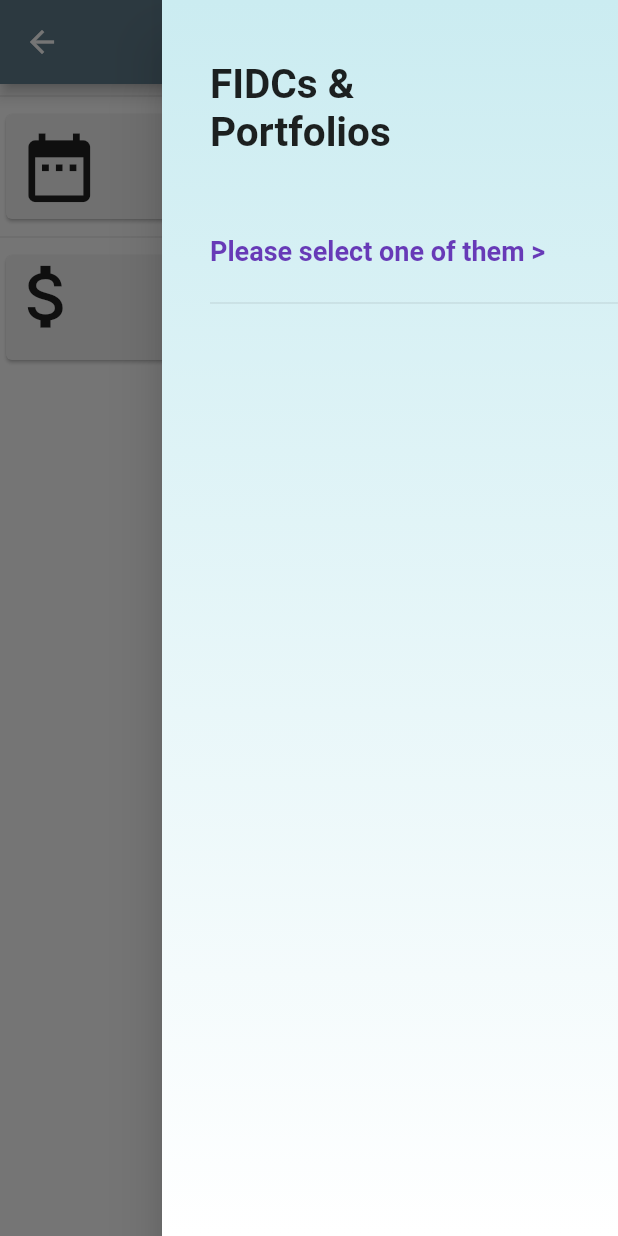
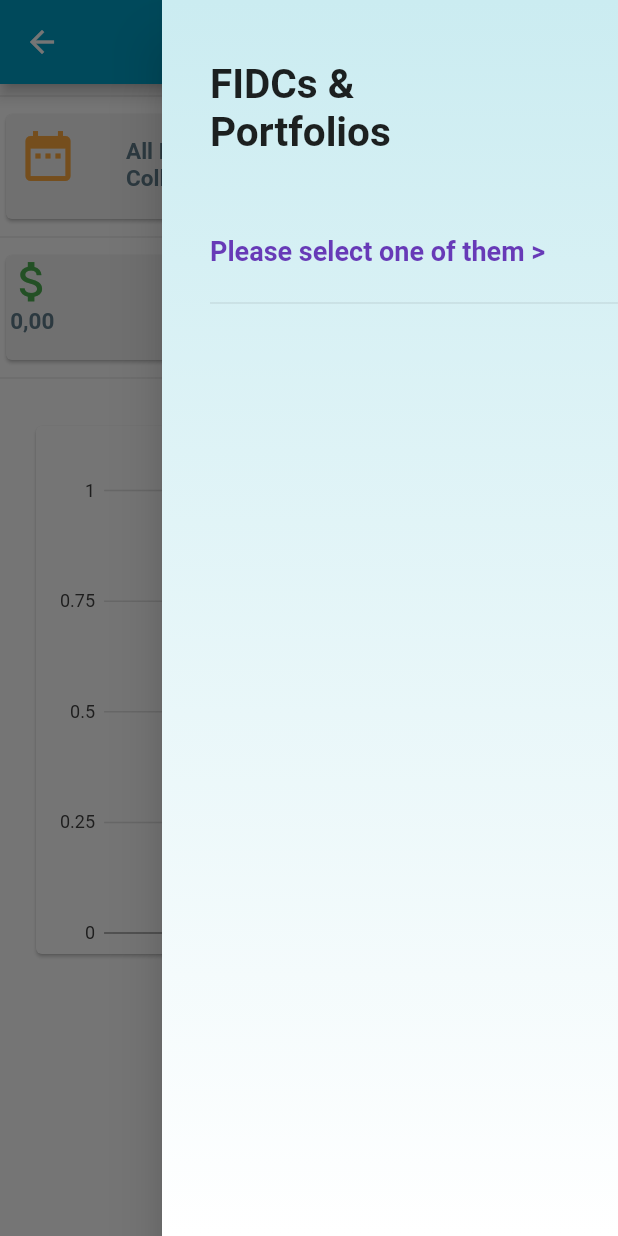
Before and after one commit to RicardoMAlves/portfolioanalytics, a Flutter app: the DailyCashKpis screen opened by its route, after a tap on the "menu" icon, on a phone screen of 412 x 824 dp. Run offline on Flutter 3.47's test engine with Material 2 defaults, Android fonts, the phone set to English and light mode, and no system bars; our stand-ins replace charts_flutter, cloud_firestore; missing offline and left inert: date_range_picker; accounts and stored records are empty; Roboto replaces fonts that are missing (Arvo).

Commit message:
Versão Beta 1.05 - Tela de Login, criação de conta. Alteração do card de margem e acrescentado gráfico para demonstrar a receita.

```diff
--- a/lib/main.dart
+++ b/lib/main.dart
@@ -1,26 +1,50 @@
 import 'package:flutter/material.dart';
 import 'package:portfolioanalytics/pages/dailycashkpis.dart';
+import 'package:portfolioanalytics/pages/login.dart';
+import 'package:portfolioanalytics/pages/signup.dart';
 import 'package:portfolioanalytics/testdb/cruddailycash.dart';
 
 void main() {
   runApp(MyApp());
 }
 
+// ignore: must_be_immutable
 class MyApp extends StatelessWidget {
+
+  Map<int, Color> color = {
+    50:Color.fromRGBO(136,14,79, .1),
+    100:Color.fromRGBO(136,14,79, .2),
+    200:Color.fromRGBO(136,14,79, .3),
+    300:Color.fromRGBO(136,14,79, .4),
+    400:Color.fromRGBO(136,14,79, .5),
+    500:Color.fromRGBO(136,14,79, .6),
+    600:Color.fromRGBO(136,14,79, .7),
+    700:Color.fromRGBO(136,14,79, .8),
+    800:Color.fromRGBO(136,14,79, .9),
+    900:Color.fromRGBO(136,14,79, 1),
+  };
+
   @override
   Widget build(BuildContext context) {
+
+    MaterialColor colorCustom = MaterialColor(0xff01A0C7, color);
+
     return MaterialApp(
       title: 'Portfolio Analytics - Demo',
       theme: ThemeData(
-        primarySwatch: Colors.blueGrey,
+        primarySwatch: colorCustom,
         visualDensity: VisualDensity.adaptivePlatformDensity,
       ),
-      initialRoute: "/dailyCashKpis",
+      //initialRoute: "/signup",
+      initialRoute: "/login",
+      //initialRoute: "/dailyCashKpis",
       //initialRoute: "/crudTest",
-    routes: <String, WidgetBuilder>{
-      "/dailyCashKpis": (BuildContext context) => DailyCashKpis(),
-      "/crudTest": (BuildContext context) => CRUDDailyCash(),
-    },
+      routes: <String, WidgetBuilder>{
+        "/login": (BuildContext context) => Login(),
+        "/signup": (BuildContext context) => SignUp(),
+        "/dailyCashKpis": (BuildContext context) => DailyCashKpis(),
+        "/crudTest": (BuildContext context) => CRUDDailyCash(),
+      },
     );
   }
 }
--- /dev/null
+++ b/lib/models/daysofmonth.dart
@@ -0,0 +1,17 @@
+import 'package:flutter/material.dart';
+import 'package:charts_flutter/flutter.dart' as charts;
+
+class DaysOfMonth {
+
+  final int dayOfMonth;
+  final double amountResult;
+  final charts.Color barColor;
+
+
+  DaysOfMonth({
+    @required this.dayOfMonth,
+    @required this.amountResult,
+    @required this.barColor
+  });
+
+}
--- a/lib/pages/dailycashkpis.dart
+++ b/lib/pages/dailycashkpis.dart
@@ -3,6 +3,7 @@ import 'package:cloud_firestore/cloud_firestore.dart';
 import 'package:date_range_picker/date_range_picker.dart' as DateRangePicker;
 import 'package:portfolioanalytics/utils/utildate.dart';
 import 'package:portfolioanalytics/models/accountowner.dart';
+import 'package:portfolioanalytics/widgets/buildchartdailycash.dart';
 import 'package:portfolioanalytics/widgets/buildprofitability.dart';
 
 class DailyCashKpis extends StatefulWidget {
@@ -58,14 +59,18 @@ class _DailyCashKpisState extends State<DailyCashKpis> {
         ),
       ),
       backgroundColor: Colors.white,
-      body: SingleChildScrollView(
+      body: SafeArea(
+        child: SingleChildScrollView(
           child: Column(
             children: [
               Divider(),
               _buildDateRangeAnalysed(context),
               Divider(),
-            BuildProfitability(_startDate, _endDate),
+              BuildProfitability(_startDate, _endDate, _portfolioSelected),
+              Divider(),
+              BuildChartDailyCash(_startDate, _endDate, _portfolioSelected),
             ],
+          ),
         ),
       ),
       endDrawer: _buildPortfolioDrawer(),
@@ -90,7 +95,8 @@ class _DailyCashKpisState extends State<DailyCashKpis> {
                       IconButton(
                         icon: Icon(
                           Icons.date_range,
-                          size: 55.0,
+                          size: 40.0,
+                          color: Colors.orangeAccent,
                         ),
                         onPressed: () async {
                           _picked = await DateRangePicker.showDatePicker(
@@ -111,49 +117,28 @@ class _DailyCashKpisState extends State<DailyCashKpis> {
                   Column(
                     crossAxisAlignment: CrossAxisAlignment.start,
                     children: [
-                      Row(
-                        children: [Text("")],
-                      ),
-                      Row(
+                      Column(
+                        children: [
+                          SafeArea(
+                            child: Padding(
+                              padding: EdgeInsets.all(16.0),
+                              child: Column(
                                 crossAxisAlignment: CrossAxisAlignment.start,
                                 children: [
-                          Align(
-                            alignment: Alignment.center,
-                            child: Container(
-                              padding: EdgeInsets.symmetric(horizontal: 50.0),
-                              child: Text(
-                                "Date Range: ${_firstMonthDay.toString()} à ${_dateTime.day.toString()}/${_utilDate.monthReduceExtension(_dateTime.month - 1)}",
-                                textAlign: TextAlign.center,
+                                  Text(
+                                    "$_portfolioSelected,\nCollections results from ${_firstMonthDay.toString()} to ${_dateTime.day.toString()}/${_utilDate.monthReduceExtension(_dateTime.month - 1)}",
                                     style: TextStyle(
                                         fontFamily: "Arvo",
                                         fontWeight: FontWeight.bold,
                                         color: Colors.blueGrey,
-                                    fontSize: 20.0),
-                              ),
-                            ),
+                                        fontSize: 15.0),
                                   ),
                                 ],
                               ),
-                      Row(
-                        crossAxisAlignment: CrossAxisAlignment.start,
-                        children: [
-                          Align(
-                            alignment: Alignment.center,
-                            child: Container(
-                              padding: EdgeInsets.symmetric(horizontal: 60),
-                              child: Text(
-                                _portfolioSelected,
-                                textAlign: TextAlign.center,
-                                style: TextStyle(
-                                    fontFamily: "Arvo",
-                                    fontWeight: FontWeight.bold,
-                                    color: Colors.blueGrey,
-                                    fontSize: 20.0),
                             ),
+                          )
+                        ],
                       ),
-                          ),
-                        ],
-                      )
                     ],
                   )
                 ],
--- a/lib/utils/utildate.dart
+++ b/lib/utils/utildate.dart
@@ -1,7 +1,7 @@
 class UtilDate {
 
   List<String> _monthReduceExtension = [
-    "Jan","Feb","Mar","Apr","Mai","Jun","Jul","Aug","Sep","Oct","Nov","Dec"
+    "Jan","Feb","Mar","Apr","May","Jun","Jul","Aug","Sep","Oct","Nov","Dec"
   ];
 
   List<String> _monthFullExtension = [
--- /dev/null
+++ b/lib/widgets/buildchartdailycash.dart
@@ -0,0 +1,114 @@
+import 'package:flutter/material.dart';
+import 'package:cloud_firestore/cloud_firestore.dart';
+import 'package:charts_flutter/flutter.dart' as charts;
+import 'package:intl/intl.dart';
+import 'package:portfolioanalytics/models/daysofmonth.dart';
+import 'package:portfolioanalytics/utils/utildate.dart';
+
+// ignore: must_be_immutable
+class BuildChartDailyCash extends StatelessWidget {
+
+  final DateTime _startDate;
+  final DateTime _endDate;
+  final String _portfolio;
+
+  final List<DaysOfMonth> _listDaysOfMonth = [];
+
+  UtilDate utilsDate = UtilDate();
+
+  String _monthSelected;
+  DateTime _dateConverted;
+  Timestamp _timestamp;
+  double _amountConverted;
+
+  var _decimalFormat = NumberFormat("###.00", "en-us");
+
+  BuildChartDailyCash(this._startDate, this._endDate, this._portfolio);
+
+  @override
+  Widget build(BuildContext context) {
+
+    _monthSelected = utilsDate.monthReduceExtension(this._endDate.month-1);
+
+    return StreamBuilder<QuerySnapshot>(
+        stream: fetchDailyCash(),
+        builder: (context, snapshot) {
+          if (snapshot.hasError) return Text("Ops! Error ${snapshot.error}");
+          if (!snapshot.hasData)
+            return Center(
+              child: CircularProgressIndicator(
+                valueColor: AlwaysStoppedAnimation<Color>(Colors.grey),
+              ),
+            );
+          snapshot.data.documents.forEach((element) {
+            _timestamp = element.data["DailyCashDate"];
+            _dateConverted = DateTime.fromMillisecondsSinceEpoch(_timestamp.millisecondsSinceEpoch);
+            _amountConverted = double.parse(_decimalFormat.format(element.data["CollectionAmount"]));
+            _listDaysOfMonth.add(DaysOfMonth(
+                dayOfMonth: _dateConverted.day,
+                amountResult: _amountConverted,
+                barColor: charts.ColorUtil.fromDartColor(Colors.blue)));
+
+          });
+          List<charts.Series<DaysOfMonth, String>> series = [
+            charts.Series(
+                id: "Daily Cash",
+                data: _listDaysOfMonth,
+                domainFn: (DaysOfMonth series, _) => series.dayOfMonth.toString(),
+                measureFn: (DaysOfMonth series, _) => series.amountResult,
+                colorFn: (DaysOfMonth series, _) => series.barColor)
+          ];
+          return Container(
+            width: 600.0,
+            height: 400.0,
+            padding: EdgeInsets.all(20),
+            child: Card(
+              child: Padding(
+                padding: const EdgeInsets.all(8.0),
+                child: Column(
+                  children: [
+                    Text(
+                      "$_monthSelected",
+                      style: TextStyle(
+                          color: Colors.black,
+                          fontSize: 18.0,
+                          fontFamily: "Arvo",
+                          fontWeight: FontWeight.bold),
+                    ),
+                    Expanded(
+                      child: charts.BarChart(series, animate: true),
+                    )
+                  ],
+                ),
+              ),
+            ),
+          );
+        },
+    );
+  }
+
+  Stream<QuerySnapshot> fetchDailyCash() {
+    DateTime _startDate = utilsDate.changeTime(this._startDate, 0, 0, 0, 0);
+    DateTime _endDate = utilsDate.changeTime(this._endDate, 0, 0, 0, 0);
+    int _refDate = utilsDate.convertDateTimeToRefDate(this._endDate);
+
+    if (this._portfolio == "All FIDCs")
+      return Firestore.instance
+          .collection("DailyCash")
+          .document(_refDate.toString())
+          .collection("DailyCashByDay")
+          .where("DailyCashDate",
+          isGreaterThanOrEqualTo: _startDate, isLessThanOrEqualTo: _endDate)
+          .snapshots();
+
+    return Firestore.instance
+        .collection("DailyCash")
+        .document(_refDate.toString())
+        .collection("DailyCashByDay")
+        .where("DailyCashDate",
+        isGreaterThanOrEqualTo: _startDate, isLessThanOrEqualTo: _endDate)
+        .where("PortfolioAlias", isEqualTo: this._portfolio)
+        .snapshots();
+  }
+
+}
--- a/lib/widgets/buildprofitability.dart
+++ b/lib/widgets/buildprofitability.dart
@@ -4,27 +4,29 @@ import 'package:intl/intl.dart';
 import 'package:portfolioanalytics/utils/utildate.dart';
 
 class BuildProfitability extends StatefulWidget {
-
   final DateTime _startDate;
   final DateTime _endDate;
+  final String _portfolio;
 
   @override
   _BuildProfitabilityState createState() => _BuildProfitabilityState();
 
-  BuildProfitability(this._startDate, this._endDate);
+  BuildProfitability(this._startDate, this._endDate, this._portfolio);
 }
 
 class _BuildProfitabilityState extends State<BuildProfitability> {
-
   UtilDate _utilDate = new UtilDate();
 
   int _refDate;
   double _cash;
   double _goal;
+  double _percent = 0.0;
+
+  var _decimalFormat = NumberFormat("###,##0.00", "pt-br");
+  var _percentFormat = NumberFormat("#,##0.00", "pt-br");
 
   @override
   Widget build(BuildContext context) {
-
     _refDate = _utilDate.convertDateTimeToRefDate(widget._endDate);
     _cash = 0.0;
     _goal = 0.0;
@@ -32,15 +34,16 @@ class _BuildProfitabilityState extends State<BuildProfitability> {
     return StreamBuilder<QuerySnapshot>(
       stream: fetchDailyCash(),
       builder: (context, snapshot) {
-        if (snapshot.hasError)
-          return Text("Ops! Error ${snapshot.error}");
-        if (!snapshot.hasData)
-          return Text("Ops! No daily cash found.");
+        if (snapshot.hasError) return Text("Ops! Error ${snapshot.error}");
+        if (!snapshot.hasData) return Text("Ops! No daily cash found.");
         snapshot.data.documents.forEach((element) {
-          print(element.data["CollectionAmount"]);
+          print(
+              "${element.data["DailyCashDate"]} ${element.data["CollectionAmount"]}");
           _cash += element.data["CollectionAmount"];
           _goal += element.data["Goal"];
         });
+        if (_cash != 0.0 || _goal != 0.0)
+          _percent = ((_cash / _goal) * 100);
         return Center(
           child: Column(
             children: [
@@ -51,68 +54,58 @@ class _BuildProfitabilityState extends State<BuildProfitability> {
                   height: 70.0,
                   child: Row(
                       mainAxisAlignment: MainAxisAlignment.spaceBetween,
-                      crossAxisAlignment: CrossAxisAlignment.start,
                       children: [
                         Column(
-                          crossAxisAlignment: CrossAxisAlignment.start,
+                          crossAxisAlignment: CrossAxisAlignment.center,
                           children: [
                             Icon(
                               Icons.attach_money,
-                              size: 55.0,
+                              size: 35.0,
+                              color: Colors.green,
                             ),
-                          ],
-                        ),
-                        SizedBox(
-                          width: 16.0,
-                        ),
-                        Column(
-                          crossAxisAlignment: CrossAxisAlignment.start,
-                          children: [
-                            Row(
-                              children: [
-                                Text("")
-                              ],
-                            ),
-                            Row(
-                              children: [
                             Text(
-                                  "Cash: $_cash",
+                              _decimalFormat.format(_cash),
                               style: TextStyle(
                                   fontFamily: "Arvo",
                                   fontWeight: FontWeight.bold,
                                   color: Colors.blueGrey,
-                                      fontSize: 20.0),
-                                )
+                                  fontSize: 15.0),
+                            ),
                           ],
                         ),
-                            Row(
+                        Column(
+                          crossAxisAlignment: CrossAxisAlignment.center,
                           children: [
+                            Icon(
+                              Icons.adjust,
+                              size: 35.0,
+                              color: Colors.redAccent,
+                            ),
                             Text(
-                                  "Goal: $_goal",
+                              _decimalFormat.format(_goal),
                               style: TextStyle(
                                   fontFamily: "Arvo",
                                   fontWeight: FontWeight.bold,
                                   color: Colors.blueGrey,
-                                      fontSize: 20.0),
-                                )
-                              ],
-                            )
-                          ],
-                        ),
-                        SizedBox(
-                          width: 8.0,
-                        ),
-                        Column(
-                          crossAxisAlignment: CrossAxisAlignment.end,
-                          children: [
-                            Icon(
-                              Icons.call_made,
-                              size: 25.0,
+                                  fontSize: 15.0),
                             ),
                           ],
                         ),
-                      ]
+                        Column(
+                          crossAxisAlignment: CrossAxisAlignment.center,
+                          children: [
+                            _returnIcon(),
+                            Text(
+                              _percentFormat.format(_percent) + "%",
+                              style: TextStyle(
+                                  fontFamily: "Arvo",
+                                  fontWeight: FontWeight.bold,
+                                  color: Colors.blueGrey,
+                                  fontSize: 15.0),
                             ),
+                          ],
+                        ),
+                      ]),
                 ),
               )
             ],
@@ -122,17 +115,44 @@ class _BuildProfitabilityState extends State<BuildProfitability> {
     );
   }
 
+  Widget _returnIcon() {
+    if (_percent < 100.0)
+      return Icon(
+        Icons.call_received,
+        size: 35.0,
+        color: Colors.redAccent,
+      );
+    return Icon(
+      Icons.call_made,
+      size: 35.0,
+      color: Colors.green,
+    );
+  }
+
   Stream<QuerySnapshot> fetchDailyCash() {
-
     DateTime _startDate = _utilDate.changeTime(widget._startDate, 0, 0, 0, 0);
     DateTime _endDate = _utilDate.changeTime(widget._endDate, 0, 0, 0, 0);
+
+    print("Start date: $_startDate End date: $_endDate");
+    print("Cash: $_cash Goal: $_goal");
+    print(_refDate.toString());
+
+    if (widget._portfolio == "All FIDCs")
+      return Firestore.instance
+          .collection("DailyCash")
+          .document(_refDate.toString())
+          .collection("DailyCashByDay")
+          .where("DailyCashDate",
+              isGreaterThanOrEqualTo: _startDate, isLessThanOrEqualTo: _endDate)
+          .snapshots();
 
     return Firestore.instance
         .collection("DailyCash")
         .document(_refDate.toString())
         .collection("DailyCashByDay")
-        .where("DailyCashDate", isGreaterThanOrEqualTo: _startDate, isLessThanOrEqualTo: _endDate)
+        .where("DailyCashDate",
+            isGreaterThanOrEqualTo: _startDate, isLessThanOrEqualTo: _endDate)
+        .where("PortfolioAlias", isEqualTo: widget._portfolio)
         .snapshots();
   }
-
 }
```
Also changed, not shown: lib/pages/login.dart (added, +137 -0 lines), lib/pages/signup.dart (added, +106 -0 lines), pubspec.yaml (+4 -3 lines), images/logo_viability.jpg (added), images/logo_viability2.jpg (added), pubspec.lock. Lines whose indentation alone changed are shown as unchanged.
